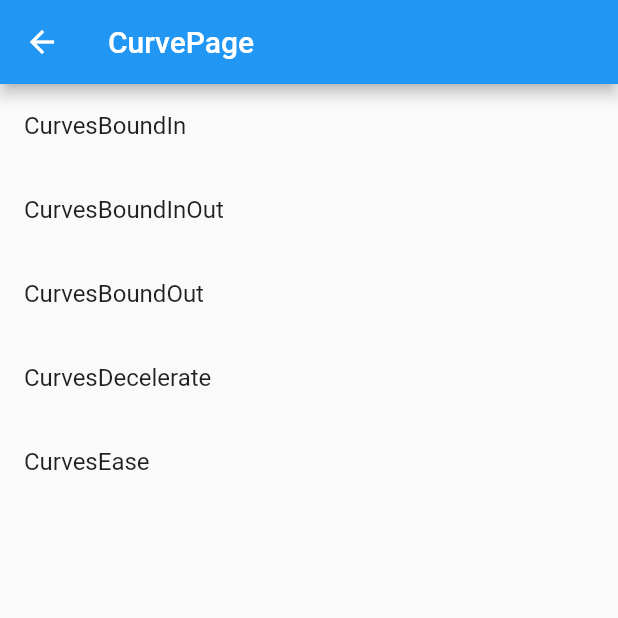
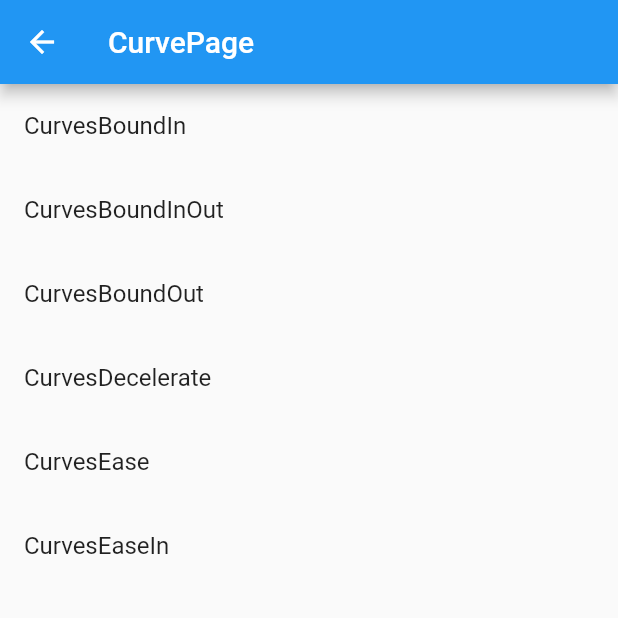
Before and after one commit to trm11tkr/animation-sample, a Flutter app: the screen it shows after launch, after a tap on "Curve", on a phone screen of 412 x 824 dp, the top half of it. Run offline on Flutter 3.47's test engine with Material 2 defaults, Android fonts, the light colour scheme and no system bars.

Commit message:
Curves.easeInのサンプルページ作成

```diff
--- a/lib/app.dart
+++ b/lib/app.dart
@@ -17,6 +17,7 @@ import 'package:animations_sample/pages/curve/curve_ease.dart';
 import 'package:animations_sample/pages/curve/curve_page.dart';
 import 'package:animations_sample/pages/curve/curves_bound_in.dart';
 import 'package:animations_sample/pages/curve/curves_bound_in_out.dart';
+import 'package:animations_sample/pages/curve/curves_ease_in.dart';
 import 'package:animations_sample/pages/home_page.dart';
 import 'package:animations_sample/pages/transition/align_transition.dart';
 import 'package:animations_sample/pages/transition/decorated_box_transition.dart';
@@ -83,6 +84,7 @@ class App extends StatelessWidget {
         CurvesDeceleratePage.routeName: (context) =>
             const CurvesDeceleratePage(),
         CurvesEasePage.routeName: (context) => const CurvesEasePage(),
+        CurvesEaseInPage.routeName: (context) => const CurvesEaseInPage(),
       },
     );
   }
--- a/lib/pages/curve/curve_page.dart
+++ b/lib/pages/curve/curve_page.dart
@@ -3,6 +3,7 @@ import 'package:animations_sample/pages/curve/curve_decelerate.dart';
 import 'package:animations_sample/pages/curve/curve_ease.dart';
 import 'package:animations_sample/pages/curve/curves_bound_in.dart';
 import 'package:animations_sample/pages/curve/curves_bound_in_out.dart';
+import 'package:animations_sample/pages/curve/curves_ease_in.dart';
 import 'package:animations_sample/widgets/app_list_tile.dart';
 import 'package:animations_sample/widgets/app_scaffold.dart';
 import 'package:flutter/material.dart';
@@ -37,6 +38,10 @@ class CurvePage extends StatelessWidget {
             title: 'CurvesEase',
             nextRouteName: CurvesEasePage.routeName,
           ),
+          AppListTile(
+            title: 'CurvesEaseIn',
+            nextRouteName: CurvesEaseInPage.routeName,
+          ),
         ],
       ),
     );
--- /dev/null
+++ b/lib/pages/curve/curves_ease_in.dart
@@ -0,0 +1,16 @@
+import 'package:animations_sample/pages/curve/curve_object.dart';
+import 'package:flutter/material.dart';
+
+class CurvesEaseInPage extends StatelessWidget {
+  const CurvesEaseInPage({super.key});
+
+  static const routeName = 'CurvesEaseIn';
+
+  @override
+  Widget build(BuildContext context) {
+    return const CurveObject(
+      title: 'CurvesEaseIn',
+      curve: Curves.easeIn,
+    );
+  }
+}
```
